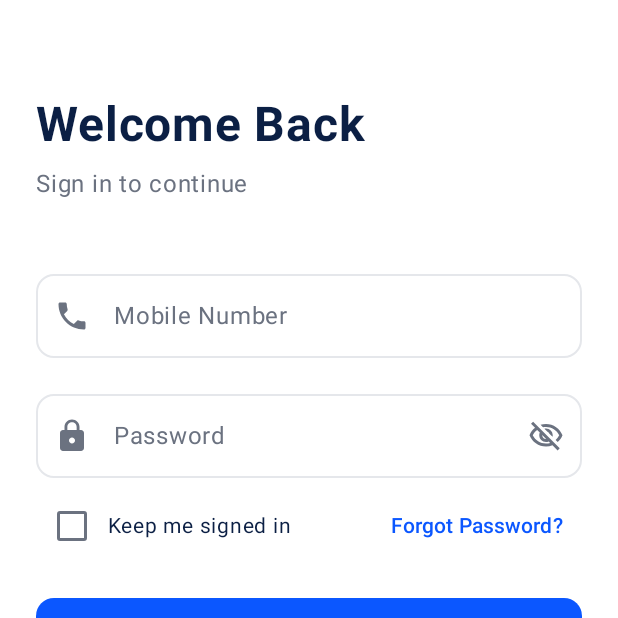
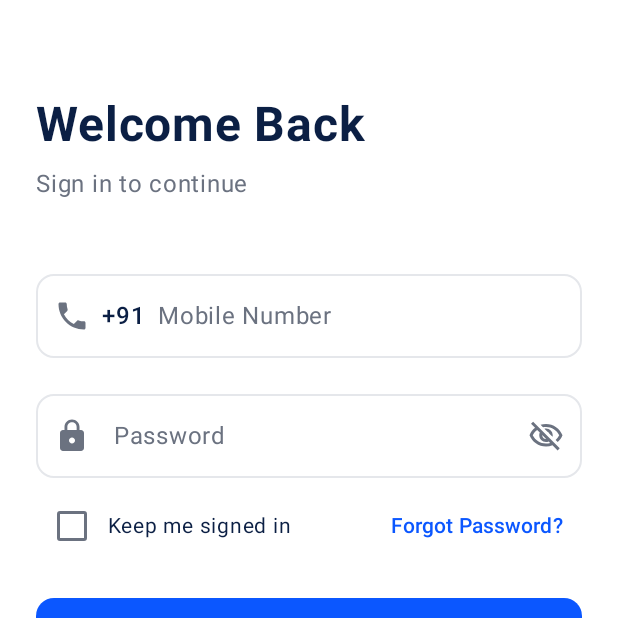
Before and after one commit to lovableguyzayed/Fixhora, an Android app built with Jetpack Compose: the screen it shows after launch (MainActivity), after a tap on "Sign In", on a phone screen of 412 x 824 dp, the top half of it. Run offline under Robolectric (Android 15) with nearby library versions, the phone set to English and light mode, and no system bars; our stand-ins replace Room's generated code.

Commit message:
fix(auth): keep +91 visible in mobile number fields before they are tapped
Co-Authored-By: Claude Opus 5.5 <noreply@anthropic.com>
Claude-Session: https://claude.ai/code/session_01QY28zRNwgX2X3WFNLJZYHr

```diff
--- a/app/src/main/java/com/example/ui/screens/auth/MobileLoginFlow.kt
+++ b/app/src/main/java/com/example/ui/screens/auth/MobileLoginFlow.kt
@@ -89,7 +89,7 @@ fun MobileLoginScreen(onSendOtp: (String) -> Unit, onBack: () -> Unit) {
                 if (IndiaFormat.isValidMobile(mobile)) showError = false
             },
             label = { Text("Mobile number") },
-            prefix = { Text("+91 ", color = DarkNavy, fontWeight = FontWeight.SemiBold) },
+            leadingIcon = { Text("+91", color = DarkNavy, fontWeight = FontWeight.SemiBold, modifier = Modifier.padding(start = 16.dp, end = 4.dp)) },
             isError = showError && !isValid,
             supportingText = {
                 if (showError && !isValid) {
--- a/app/src/main/java/com/example/ui/screens/auth/SignInAndSignUp.kt
+++ b/app/src/main/java/com/example/ui/screens/auth/SignInAndSignUp.kt
@@ -70,10 +70,9 @@ fun SignInScreen(
         OutlinedTextField(
             value = mobile,
             onValueChange = { mobile = IndiaFormat.cleanMobile(it) },
-            prefix = { Text("+91 ") },
-            singleLine = true,
+                        singleLine = true,
             label = { Text("Mobile Number") },
-            leadingIcon = { Icon(Icons.Default.Phone, contentDescription = null) },
+            leadingIcon = { Row(verticalAlignment = Alignment.CenterVertically, modifier = Modifier.padding(start = 12.dp, end = 4.dp)) { Icon(Icons.Default.Phone, contentDescription = null); Spacer(Modifier.width(8.dp)); Text("+91", color = DarkNavy, fontWeight = FontWeight.SemiBold) } },
             keyboardOptions = KeyboardOptions(keyboardType = KeyboardType.Phone),
             modifier = Modifier.fillMaxWidth(),
             shape = RoundedCornerShape(12.dp),
@@ -229,9 +228,9 @@ fun CreateAccountScreen(
         OutlinedTextField(
             value = mobile,
             onValueChange = { mobile = IndiaFormat.cleanMobile(it) },
-            prefix = { Text("+91 ") },
-            singleLine = true,
+                        singleLine = true,
             label = { Text("Mobile Number") },
+            leadingIcon = { Text("+91", color = DarkNavy, fontWeight = FontWeight.SemiBold, modifier = Modifier.padding(start = 16.dp, end = 4.dp)) },
             keyboardOptions = KeyboardOptions(keyboardType = KeyboardType.Phone),
             modifier = Modifier.fillMaxWidth(),
             shape = RoundedCornerShape(12.dp)
```
